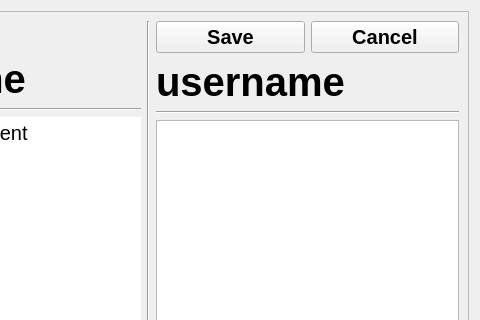
Above: User_app/ui/ProfileEditorWidget.ui from edugaidano/Little-Social-Network before the change; both pictures show x 184 to 664 and y 0 to 320 of the 664 by 444 pixel window. Below: the same form after it.
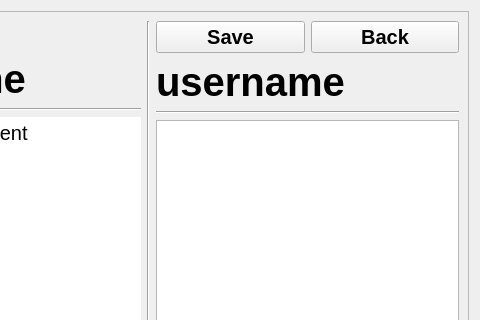
That is the form after the change.

The edit to the form file:
```diff
--- a/User_app/ui/ProfileEditorWidget.ui
+++ b/User_app/ui/ProfileEditorWidget.ui
@@ -136,7 +136,7 @@
              </font>
             </property>
             <property name="text">
-             <string>Cancel</string>
+             <string>Back</string>
             </property>
            </widget>
           </item>
```
Left out of the diff: 2 changed lines with no effect on the pictures.
